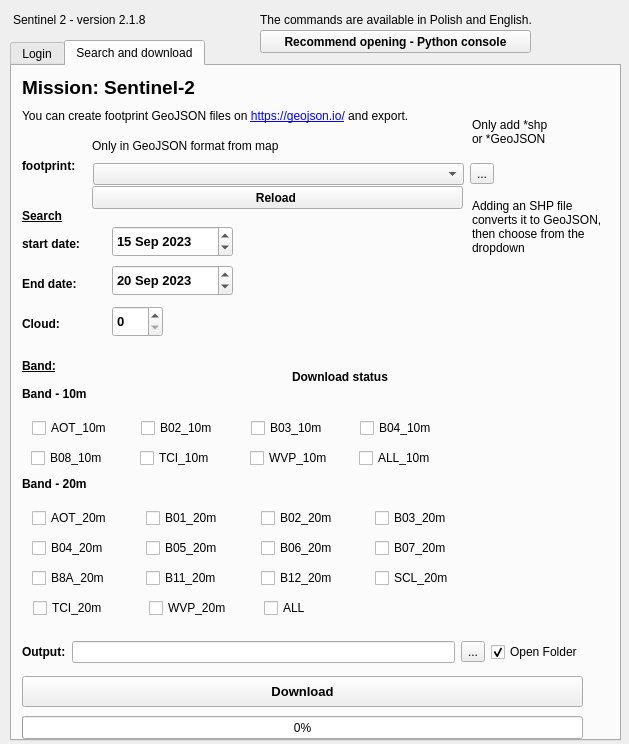
Qt form sentinel_open_dialog_base.ui (GlovesMaker3/Sentinel2-SoloBand-QGIS-Plugins) before a commit.
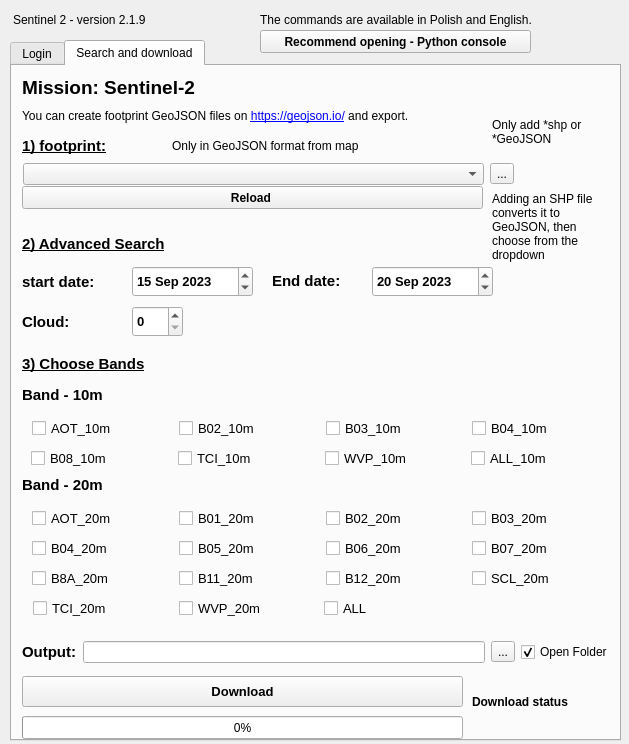
The same form after that commit. The open tabs and pages were chosen to show the change.

```diff
--- a/sentinel_open_dialog_base.ui
+++ b/sentinel_open_dialog_base.ui
@@ -394,34 +394,35 @@
      <property name="geometry">
       <rect>
        <x>10</x>
-       <y>90</y>
-       <width>61</width>
+       <y>70</y>
+       <width>141</width>
        <height>20</height>
       </rect>
      </property>
      <property name="font">
       <font>
-       <pointsize>9</pointsize>
+       <pointsize>11</pointsize>
        <weight>75</weight>
        <bold>true</bold>
+       <underline>true</underline>
       </font>
      </property>
      <property name="text">
-      <string>footprint:</string>
+      <string>1) footprint:</string>
      </property>
     </widget>
     <widget class="QLabel" name="label_10">
      <property name="geometry">
       <rect>
        <x>10</x>
-       <y>170</y>
-       <width>101</width>
-       <height>16</height>
+       <y>200</y>
+       <width>111</width>
+       <height>31</height>
       </rect>
      </property>
      <property name="font">
       <font>
-       <pointsize>9</pointsize>
+       <pointsize>11</pointsize>
        <weight>75</weight>
        <bold>true</bold>
       </font>
@@ -433,15 +434,15 @@
     <widget class="QLabel" name="label_11">
      <property name="geometry">
       <rect>
-       <x>10</x>
-       <y>210</y>
-       <width>91</width>
-       <height>16</height>
+       <x>260</x>
+       <y>199</y>
+       <width>101</width>
+       <height>31</height>
       </rect>
      </property>
      <property name="font">
       <font>
-       <pointsize>9</pointsize>
+       <pointsize>11</pointsize>
        <weight>75</weight>
        <bold>true</bold>
       </font>
@@ -455,7 +456,7 @@
       <rect>
        <x>10</x>
        <y>610</y>
-       <width>561</width>
+       <width>441</width>
        <height>31</height>
       </rect>
      </property>
@@ -476,8 +477,8 @@
     <widget class="QDateEdit" name="da1">
      <property name="geometry">
       <rect>
-       <x>100</x>
-       <y>160</y>
+       <x>120</x>
+       <y>200</y>
        <width>121</width>
        <height>31</height>
       </rect>
@@ -503,8 +504,8 @@
     <widget class="QDateEdit" name="da2">
      <property name="geometry">
       <rect>
-       <x>100</x>
-       <y>199</y>
+       <x>360</x>
+       <y>200</y>
        <width>121</width>
        <height>31</height>
       </rect>
@@ -532,7 +533,7 @@
       <rect>
        <x>10</x>
        <y>30</y>
-       <width>461</width>
+       <width>471</width>
        <height>41</height>
       </rect>
      </property>
@@ -546,9 +547,9 @@
     <widget class="QLabel" name="label_15">
      <property name="geometry">
       <rect>
-       <x>80</x>
+       <x>160</x>
        <y>70</y>
-       <width>351</width>
+       <width>301</width>
        <height>20</height>
       </rect>
      </property>
@@ -556,23 +557,10 @@
       <string>Only in GeoJSON format from map</string>
      </property>
     </widget>
-    <widget class="QLabel" name="label_16">
-     <property name="geometry">
-      <rect>
-       <x>10</x>
-       <y>140</y>
-       <width>281</width>
-       <height>20</height>
-      </rect>
-     </property>
-     <property name="text">
-      <string>&lt;html&gt;&lt;head/&gt;&lt;body&gt;&lt;p&gt;&lt;span style=&quot; font-size:9pt; font-weight:600; text-decoration: underline;&quot;&gt;Search&lt;/span&gt;&lt;/p&gt;&lt;/body&gt;&lt;/html&gt;</string>
-     </property>
-    </widget>
     <widget class="QSpinBox" name="cloud">
      <property name="geometry">
       <rect>
-       <x>100</x>
+       <x>120</x>
        <y>240</y>
        <width>51</width>
        <height>31</height>
@@ -599,14 +587,14 @@
      <property name="geometry">
       <rect>
        <x>10</x>
-       <y>250</y>
-       <width>61</width>
-       <height>16</height>
+       <y>240</y>
+       <width>111</width>
+       <height>31</height>
       </rect>
      </property>
      <property name="font">
       <font>
-       <pointsize>9</pointsize>
+       <pointsize>11</pointsize>
        <weight>75</weight>
        <bold>true</bold>
       </font>
@@ -615,26 +603,13 @@
       <string>Cloud:</string>
      </property>
     </widget>
-    <widget class="QLabel" name="label_17">
-     <property name="geometry">
-      <rect>
-       <x>10</x>
-       <y>290</y>
-       <width>361</width>
-       <height>20</height>
-      </rect>
-     </property>
-     <property name="text">
-      <string>&lt;html&gt;&lt;head/&gt;&lt;body&gt;&lt;p&gt;&lt;span style=&quot; font-size:9pt; font-weight:600; text-decoration: underline;&quot;&gt;Band:&lt;/span&gt;&lt;/p&gt;&lt;/body&gt;&lt;/html&gt;</string>
-     </property>
-    </widget>
     <widget class="QLabel" name="Status_pobierania">
      <property name="geometry">
       <rect>
-       <x>280</x>
-       <y>300</y>
-       <width>241</width>
-       <height>21</height>
+       <x>460</x>
+       <y>610</y>
+       <width>141</width>
+       <height>51</height>
       </rect>
      </property>
      <property name="font">
@@ -646,13 +621,16 @@
      <property name="text">
       <string>Download status</string>
      </property>
+     <property name="wordWrap">
+      <bool>true</bool>
+     </property>
     </widget>
     <widget class="QLabel" name="label_20">
      <property name="geometry">
       <rect>
-       <x>460</x>
+       <x>480</x>
        <y>40</y>
-       <width>81</width>
+       <width>91</width>
        <height>51</height>
       </rect>
      </property>
@@ -666,9 +644,9 @@
     <widget class="QLabel" name="label_21">
      <property name="geometry">
       <rect>
-       <x>460</x>
+       <x>480</x>
        <y>120</y>
-       <width>131</width>
+       <width>111</width>
        <height>81</height>
       </rect>
      </property>
@@ -684,7 +662,7 @@
       <rect>
        <x>10</x>
        <y>571</y>
-       <width>561</width>
+       <width>591</width>
        <height>31</height>
       </rect>
      </property>
@@ -693,7 +671,7 @@
        <widget class="QLabel" name="label_12">
         <property name="font">
          <font>
-          <pointsize>9</pointsize>
+          <pointsize>11</pointsize>
           <weight>75</weight>
           <bold>true</bold>
          </font>
@@ -737,13 +715,18 @@
       <rect>
        <x>20</x>
        <y>440</y>
-       <width>451</width>
+       <width>581</width>
        <height>25</height>
       </rect>
      </property>
      <layout class="QGridLayout" name="gridLayout_7">
       <item row="0" column="0">
        <widget class="QCheckBox" name="AOT_20m">
+        <property name="font">
+         <font>
+          <pointsize>10</pointsize>
+         </font>
+        </property>
         <property name="text">
          <string>AOT_20m</string>
         </property>
@@ -751,6 +734,11 @@
       </item>
       <item row="0" column="1">
        <widget class="QCheckBox" name="B01_20m">
+        <property name="font">
+         <font>
+          <pointsize>10</pointsize>
+         </font>
+        </property>
         <property name="text">
          <string>B01_20m</string>
         </property>
@@ -758,6 +746,11 @@
       </item>
       <item row="0" column="2">
        <widget class="QCheckBox" name="B02_20m">
+        <property name="font">
+         <font>
+          <pointsize>10</pointsize>
+         </font>
+        </property>
         <property name="text">
          <string>B02_20m</string>
         </property>
@@ -765,6 +758,11 @@
       </item>
       <item row="0" column="3">
        <widget class="QCheckBox" name="B03_20m">
+        <property name="font">
+         <font>
+          <pointsize>10</pointsize>
+         </font>
+        </property>
         <property name="text">
          <string>B03_20m</string>
         </property>
@@ -777,13 +775,18 @@
       <rect>
        <x>20</x>
        <y>470</y>
-       <width>451</width>
+       <width>581</width>
        <height>25</height>
       </rect>
      </property>
      <layout class="QGridLayout" name="gridLayout_8">
       <item row="0" column="0">
        <widget class="QCheckBox" name="B04_20m">
+        <property name="font">
+         <font>
+          <pointsize>10</pointsize>
+         </font>
+        </property>
         <property name="text">
          <string>B04_20m</string>
         </property>
@@ -791,6 +794,11 @@
       </item>
       <item row="0" column="1">
        <widget class="QCheckBox" name="B05_20m">
+        <property name="font">
+         <font>
+          <pointsize>10</pointsize>
+         </font>
+        </property>
         <property name="text">
          <string>B05_20m</string>
         </property>
@@ -798,6 +806,11 @@
       </item>
       <item row="0" column="2">
        <widget class="QCheckBox" name="B06_20m">
+        <property name="font">
+         <font>
+          <pointsize>10</pointsize>
+         </font>
+        </property>
         <property name="text">
          <string>B06_20m</string>
         </property>
@@ -805,6 +818,11 @@
       </item>
       <item row="0" column="3">
        <widget class="QCheckBox" name="B07_20m">
+        <property name="font">
+         <font>
+          <pointsize>10</pointsize>
+         </font>
+        </property>
         <property name="text">
          <string>B07_20m</string>
         </property>
@@ -817,13 +835,18 @@
       <rect>
        <x>20</x>
        <y>500</y>
-       <width>451</width>
+       <width>581</width>
        <height>25</height>
       </rect>
      </property>
      <layout class="QGridLayout" name="gridLayout_9">
       <item row="0" column="0">
        <widget class="QCheckBox" name="B8A_20m">
+        <property name="font">
+         <font>
+          <pointsize>10</pointsize>
+         </font>
+        </property>
         <property name="text">
          <string>B8A_20m</string>
         </property>
@@ -831,6 +854,11 @@
       </item>
       <item row="0" column="1">
        <widget class="QCheckBox" name="B11_20m">
+        <property name="font">
+         <font>
+          <pointsize>10</pointsize>
+         </font>
+        </property>
         <property name="text">
          <string>B11_20m</string>
         </property>
@@ -838,6 +866,11 @@
       </item>
       <item row="0" column="2">
        <widget class="QCheckBox" name="B12_20m">
+        <property name="font">
+         <font>
+          <pointsize>10</pointsize>
+         </font>
+        </property>
         <property name="text">
          <string>B12_20m</string>
         </property>
@@ -845,6 +878,11 @@
       </item>
       <item row="0" column="3">
        <widget class="QCheckBox" name="SCL_20m">
+        <property name="font">
+         <font>
+          <pointsize>10</pointsize>
+         </font>
+        </property>
         <property name="text">
          <string>SCL_20m</string>
         </property>
@@ -857,13 +895,18 @@
       <rect>
        <x>20</x>
        <y>350</y>
-       <width>431</width>
+       <width>581</width>
        <height>25</height>
       </rect>
      </property>
      <layout class="QGridLayout" name="gridLayout_5">
       <item row="0" column="1">
        <widget class="QCheckBox" name="B02_10m">
+        <property name="font">
+         <font>
+          <pointsize>10</pointsize>
+         </font>
+        </property>
         <property name="text">
          <string>B02_10m</string>
         </property>
@@ -871,6 +914,11 @@
       </item>
       <item row="0" column="2">
        <widget class="QCheckBox" name="B03_10m">
+        <property name="font">
+         <font>
+          <pointsize>10</pointsize>
+         </font>
+        </property>
         <property name="text">
          <string>B03_10m</string>
         </property>
@@ -878,6 +926,11 @@
       </item>
       <item row="0" column="3">
        <widget class="QCheckBox" name="B04_10m">
+        <property name="font">
+         <font>
+          <pointsize>10</pointsize>
+         </font>
+        </property>
         <property name="text">
          <string>B04_10m</string>
         </property>
@@ -885,6 +938,11 @@
       </item>
       <item row="0" column="0">
        <widget class="QCheckBox" name="AOT_10m">
+        <property name="font">
+         <font>
+          <pointsize>10</pointsize>
+         </font>
+        </property>
         <property name="text">
          <string>AOT_10m</string>
         </property>
@@ -901,6 +959,11 @@
        <height>16</height>
       </rect>
      </property>
+     <property name="font">
+      <font>
+       <pointsize>11</pointsize>
+      </font>
+     </property>
      <property name="text">
       <string>&lt;html&gt;&lt;head/&gt;&lt;body&gt;&lt;p&gt;&lt;span style=&quot; font-weight:600;&quot;&gt;Band - 10m&lt;/span&gt;&lt;/p&gt;&lt;/body&gt;&lt;/html&gt;</string>
      </property>
@@ -910,13 +973,18 @@
       <rect>
        <x>19</x>
        <y>380</y>
-       <width>431</width>
+       <width>581</width>
        <height>25</height>
       </rect>
      </property>
      <layout class="QGridLayout" name="gridLayout_4">
       <item row="0" column="1">
        <widget class="QCheckBox" name="TCI_10m">
+        <property name="font">
+         <font>
+          <pointsize>10</pointsize>
+         </font>
+        </property>
         <property name="text">
          <string>TCI_10m</string>
         </property>
@@ -924,6 +992,11 @@
       </item>
       <item row="0" column="2">
        <widget class="QCheckBox" name="WVP_10m">
+        <property name="font">
+         <font>
+          <pointsize>10</pointsize>
+         </font>
+        </property>
         <property name="text">
          <string>WVP_10m</string>
         </property>
@@ -931,6 +1004,11 @@
       </item>
       <item row="0" column="3">
        <widget class="QCheckBox" name="ALL_10m">
+        <property name="font">
+         <font>
+          <pointsize>10</pointsize>
+         </font>
+        </property>
         <property name="text">
          <string>ALL_10m</string>
         </property>
@@ -938,6 +1016,11 @@
       </item>
       <item row="0" column="0">
        <widget class="QCheckBox" name="B08_10m">
+        <property name="font">
+         <font>
+          <pointsize>10</pointsize>
+         </font>
+        </property>
         <property name="text">
          <string>B08_10m</string>
         </property>
@@ -954,6 +1037,11 @@
        <height>16</height>
       </rect>
      </property>
+     <property name="font">
+      <font>
+       <pointsize>11</pointsize>
+      </font>
+     </property>
      <property name="text">
       <string>&lt;html&gt;&lt;head/&gt;&lt;body&gt;&lt;p&gt;&lt;span style=&quot; font-weight:600;&quot;&gt;Band - 20m&lt;/span&gt;&lt;/p&gt;&lt;/body&gt;&lt;/html&gt;</string>
      </property>
@@ -963,13 +1051,18 @@
       <rect>
        <x>21</x>
        <y>530</y>
-       <width>341</width>
+       <width>431</width>
        <height>25</height>
       </rect>
      </property>
      <layout class="QGridLayout" name="gridLayout_3">
       <item row="0" column="0">
        <widget class="QCheckBox" name="TCI_20m">
+        <property name="font">
+         <font>
+          <pointsize>10</pointsize>
+         </font>
+        </property>
         <property name="text">
          <string>TCI_20m</string>
         </property>
@@ -977,6 +1070,11 @@
       </item>
       <item row="0" column="1">
        <widget class="QCheckBox" name="WVP_20m">
+        <property name="font">
+         <font>
+          <pointsize>10</pointsize>
+         </font>
+        </property>
         <property name="text">
          <string>WVP_20m</string>
         </property>
@@ -984,6 +1082,11 @@
       </item>
       <item row="0" column="2">
        <widget class="QCheckBox" name="ALL_20m">
+        <property name="font">
+         <font>
+          <pointsize>10</pointsize>
+         </font>
+        </property>
         <property name="text">
          <string>ALL</string>
         </property>
@@ -994,9 +1097,9 @@
     <widget class="QPushButton" name="reload">
      <property name="geometry">
       <rect>
-       <x>80</x>
+       <x>10</x>
        <y>120</y>
-       <width>371</width>
+       <width>461</width>
        <height>23</height>
       </rect>
      </property>
@@ -1013,9 +1116,9 @@
     <widget class="QWidget" name="layoutWidget">
      <property name="geometry">
       <rect>
-       <x>81</x>
+       <x>11</x>
        <y>95</y>
-       <width>401</width>
+       <width>491</width>
        <height>27</height>
       </rect>
      </property>
@@ -1037,7 +1140,7 @@
       <rect>
        <x>10</x>
        <y>650</y>
-       <width>561</width>
+       <width>441</width>
        <height>23</height>
       </rect>
      </property>
@@ -1045,6 +1148,48 @@
       <number>0</number>
      </property>
     </widget>
+    <widget class="QLabel" name="label_24">
+     <property name="geometry">
+      <rect>
+       <x>10</x>
+       <y>170</y>
+       <width>391</width>
+       <height>16</height>
+      </rect>
+     </property>
+     <property name="font">
+      <font>
+       <pointsize>11</pointsize>
+       <weight>75</weight>
+       <bold>true</bold>
+       <underline>true</underline>
+      </font>
+     </property>
+     <property name="text">
+      <string>2) Advanced Search</string>
+     </property>
+    </widget>
+    <widget class="QLabel" name="label_25">
+     <property name="geometry">
+      <rect>
+       <x>10</x>
+       <y>290</y>
+       <width>391</width>
+       <height>16</height>
+      </rect>
+     </property>
+     <property name="font">
+      <font>
+       <pointsize>11</pointsize>
+       <weight>75</weight>
+       <bold>true</bold>
+       <underline>true</underline>
+      </font>
+     </property>
+     <property name="text">
+      <string>3) Choose Bands</string>
+     </property>
+    </widget>
    </widget>
   </widget>
   <widget class="QLabel" name="label_7">
@@ -1057,7 +1202,7 @@
     </rect>
    </property>
    <property name="text">
-    <string>Sentinel 2 - version 2.1.8</string>
+    <string>Sentinel 2 - version 2.1.9</string>
    </property>
   </widget>
   <widget class="QPushButton" name="python">
```
Left out of the diff: 19 changed lines with no effect on the pictures.
